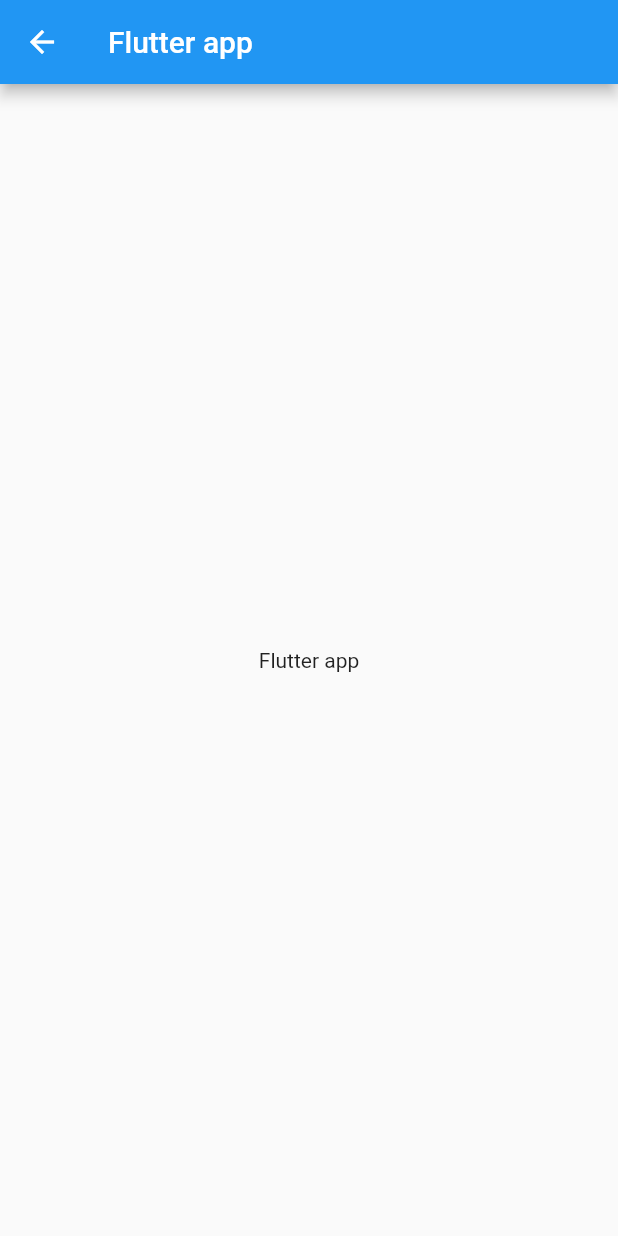
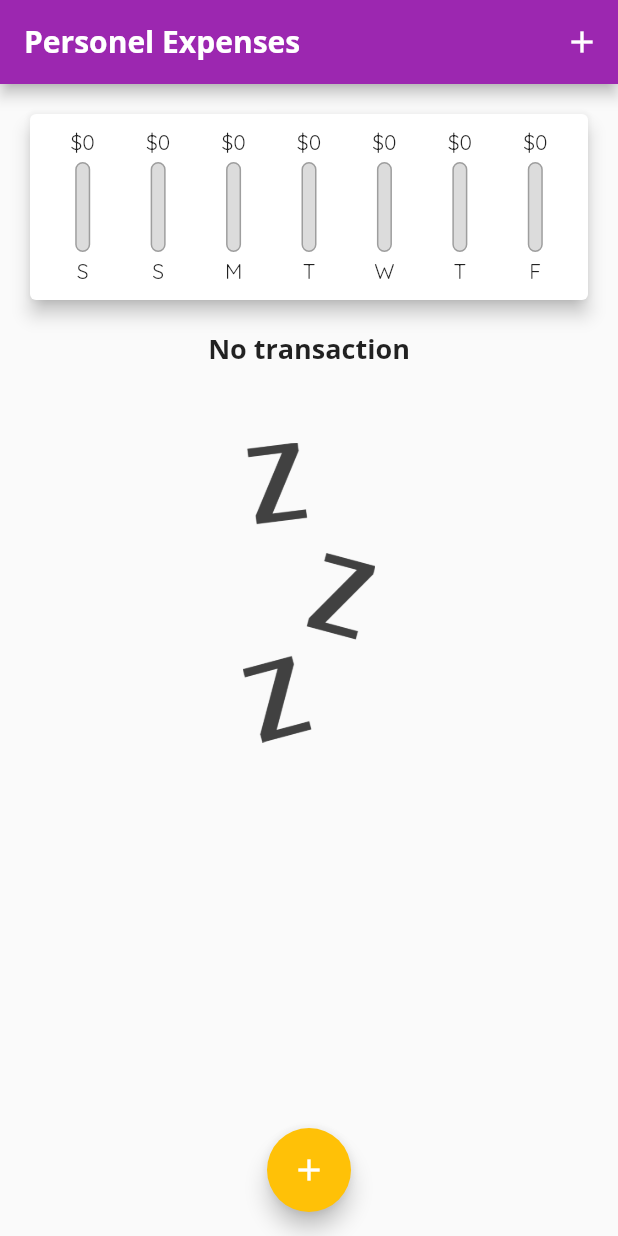
Before and after one commit to midhungopipk/ExpenseTracker, a Flutter app: the MyHomePage screen opened directly, on a phone screen of 412 x 824 dp. Run offline on Flutter 3.47's test engine with Material 2 defaults, Android fonts, the phone set to English and light mode, and no system bars.

Commit message:
chart added.

```diff
--- a/expense_tracker/lib/main.dart
+++ b/expense_tracker/lib/main.dart
@@ -1,4 +1,10 @@
+import 'package:expense_tracker/widgets/new_transaction.dart';
+import 'package:expense_tracker/widgets/transaction_list.dart';
 import 'package:flutter/material.dart';
+import './widgets/new_transaction.dart';
+import './models/transaction.dart';
+import './widgets/transaction_list.dart';
+import './widgets/chart.dart';
 
 void main() {
   runApp(MyApp());
@@ -8,25 +14,110 @@ class MyApp extends StatelessWidget {
   @override
   Widget build(BuildContext context) {
     return MaterialApp(
-      title: 'Flutter Demo',
+      title: 'Personel Expenses',
       theme: ThemeData(
-        primarySwatch: Colors.blue,
+        textTheme: const TextTheme(
+          titleMedium: TextStyle(
+              fontWeight: FontWeight.bold,
+              fontSize: 18,
+              // color: Colors.purple,
+              fontFamily: 'OpenSans'),
+        ),
+        colorScheme: ColorScheme.fromSwatch(
+          primarySwatch: Colors.purple,
+        ).copyWith(
+          secondary: Colors.amber,
+        ),
+        fontFamily: 'QuickSand',
+        appBarTheme: AppBarTheme(
+          titleTextStyle: TextStyle(
+              fontFamily: 'OpenSans',
+              fontSize: 20,
+              fontWeight: FontWeight.bold),
+        ),
       ),
-      home: Text('Flutter Demo Home Page'),
+      home: MyHomePage(),
     );
   }
 }
 
-class MyHomePage extends StatelessWidget {
+class MyHomePage extends StatefulWidget {
+  @override
+  State<MyHomePage> createState() => _MyHomePageState();
+}
+
+class _MyHomePageState extends State<MyHomePage> {
+  String titleInput = '';
+
+  String amountInput = '';
+
+  final List<Transaction> _userTransactions = [
+    // Transaction(
+    //     id: 't1', title: 'New Shoes', amount: 69.99, date: DateTime.now()),
+    // Transaction(
+    //     id: 't2', title: 'Groceries', amount: 99.9, date: DateTime.now()),
+    // Transaction(id: 't3', title: 'Shirts', amount: 100, date: DateTime.now()),
+    // Transaction(id: 't4', title: 'Phone', amount: 999, date: DateTime.now()),
+  ];
+
+  List<Transaction> get _recentTransactions {
+    return _userTransactions.where((tx) {
+      return tx.date.isAfter(
+        DateTime.now().subtract(
+          Duration(days: 7),
+        ),
+      );
+    }).toList();
+  }
+
+  void _addnewTransaction(String title, double amount) {
+    final newTx = Transaction(
+        id: DateTime.now().toString(),
+        title: title,
+        amount: amount,
+        date: DateTime.now());
+
+    setState(() {
+      _userTransactions.add(newTx);
+    });
+  }
+
+  void _startAddNewTransaction(BuildContext ctx) {
+    showModalBottomSheet(
+        context: ctx,
+        builder: (_) {
+          return NewTransaction(_addnewTransaction);
+        });
+  }
+
   @override
   Widget build(BuildContext context) {
     return Scaffold(
       appBar: AppBar(
-        title: Text('Flutter app'),
+        title: const Text(
+          'Personel Expenses',
+        ),
+        actions: [
+          IconButton(
+              onPressed: () => _startAddNewTransaction(context),
+              icon: Icon(Icons.add)),
+        ],
       ),
-      body: Center(
-        child: Text('Flutter app'),
+      body: SingleChildScrollView(
+        child: Column(
+          crossAxisAlignment: CrossAxisAlignment.stretch,
+          //mainAxisAlignment: MainAxisAlignment.spaceAround,
+          children: <Widget>[
+            Chart(_recentTransactions),
+            TransactionList(_userTransactions),
+          ],
+        ),
       ),
+      floatingActionButton: FloatingActionButton(
+        onPressed: () => _startAddNewTransaction(context),
+        child: Icon(Icons.add),
+      ),
+      floatingActionButtonLocation: FloatingActionButtonLocation.centerFloat,
     );
   }
 }
--- /dev/null
+++ b/expense_tracker/lib/models/transaction.dart
@@ -0,0 +1,14 @@
+import 'package:flutter/material.dart';
+
+class Transaction {
+  final String id;
+  final String title;
+  final double amount;
+  final DateTime date;
+
+  Transaction(
+      {required this.id,
+      required this.title,
+      required this.amount,
+      required this.date});
+}
--- /dev/null
+++ b/expense_tracker/lib/widgets/chart.dart
@@ -0,0 +1,60 @@
+import 'package:expense_tracker/models/transaction.dart';
+import 'package:flutter/material.dart';
+import 'package:intl/intl.dart';
+import './chart_bar.dart';
+
+class Chart extends StatelessWidget {
+  final List<Transaction> recentTransaction;
+  Chart(this.recentTransaction);
+
+  List<Map<String, Object>> get groupedTransactionValues {
+    return List.generate(7, (index) {
+      final weekDay = DateTime.now().subtract(Duration(days: index));
+      var totalSum = 0.0;
+      for (var i = 0; i < recentTransaction.length; i++) {
+        if (recentTransaction[i].date.day == weekDay.day &&
+            recentTransaction[i].date.month == weekDay.month &&
+            recentTransaction[i].date.year == weekDay.year) {
+          totalSum += recentTransaction[i].amount;
+        }
+      }
+
+      return {
+        'day': DateFormat.E().format(weekDay).substring(0, 1),
+        'amount': totalSum
+      };
+    });
+  }
+
+  double get totalSpending {
+    return groupedTransactionValues.fold(0.0, (sum, item) {
+      return sum + (item['amount'] as double);
+    });
+  }
+
+  @override
+  Widget build(BuildContext context) {
+    return Card(
+      elevation: 5,
+      margin: EdgeInsets.all(20),
+      child: Container(
+        padding: EdgeInsets.all(10),
+        child: Row(
+          mainAxisAlignment: MainAxisAlignment.spaceAround,
+          children: groupedTransactionValues.reversed.map((data) {
+            return Flexible(
+              fit: FlexFit.tight,
+              child: ChartBar(
+                (data['day'] as String),
+                (data['amount'] as double),
+                totalSpending == 0.0
+                    ? 0.0
+                    : (data['amount'] as double) / totalSpending,
+              ),
+            );
+          }).toList(),
+        ),
+      ),
+    );
+  }
+}
--- /dev/null
+++ b/expense_tracker/lib/widgets/chart_bar.dart
@@ -0,0 +1,48 @@
+import 'package:flutter/material.dart';
+
+class ChartBar extends StatelessWidget {
+  final String label;
+  final double spendingAmount;
+  final double spendingPctOfTotal;
+
+  ChartBar(this.label, this.spendingAmount, this.spendingPctOfTotal);
+
+  @override
+  Widget build(BuildContext context) {
+    return Column(
+      children: [
+        FittedBox(
+          child: Text('\$${spendingAmount.toStringAsFixed(0)}'),
+        ),
+        SizedBox(height: 4),
+        Container(
+          height: 60,
+          width: 10,
+          child: Stack(
+            children: [
+              Container(
+                decoration: BoxDecoration(
+                  border: Border.all(color: Colors.grey, width: 1.0),
+                  color: Color.fromRGBO(220, 220, 220, 1),
+                  borderRadius: BorderRadius.circular(10),
+                ),
+              ),
+              FractionallySizedBox(
+                heightFactor: spendingPctOfTotal,
+                child: Container(
+                  decoration: BoxDecoration(
+                      color: Theme.of(context).colorScheme.primary,
+                      borderRadius: BorderRadius.circular(10)),
+                ),
+              )
+            ],
+          ),
+        ),
+        SizedBox(
+          height: 4,
+        ),
+        Text(label),
+      ],
+    );
+  }
+}
--- /dev/null
+++ b/expense_tracker/lib/widgets/transaction_list.dart
@@ -0,0 +1,71 @@
+import '../models/transaction.dart';
+import 'package:flutter/material.dart';
+import 'package:intl/intl.dart';
+
+class TransactionList extends StatelessWidget {
+  final List<Transaction> transactions;
+
+  TransactionList(this.transactions);
+
+  @override
+  Widget build(BuildContext context) {
+    return Container(
+      height: 300,
+      child: transactions.isEmpty
+          ? Column(
+              children: [
+                Text(
+                  'No transaction',
+                  style: Theme.of(context).textTheme.titleMedium,
+                ),
+                SizedBox(height: 50),
+                Container(
+                  height: 200,
+                  child: Image.asset(
+                    'assets/images/waiting.png',
+                    fit: BoxFit.cover,
+                  ),
+                )
+              ],
+            )
+          : ListView.builder(
+              itemBuilder: (ctx, index) {
+                return Card(
+                  child: Row(
+                    children: [
+                      Container(
+                        margin: const EdgeInsets.symmetric(
+                            vertical: 10, horizontal: 15),
+                        decoration: BoxDecoration(
+                            border: Border.all(
+                                color: Theme.of(context).colorScheme.primary)),
+                        padding: const EdgeInsets.all(10),
+                        child: Text(
+                          '\$${transactions[index].amount.toStringAsFixed(2)}',
+                          style: TextStyle(
+                            fontWeight: FontWeight.bold,
+                            fontSize: 20,
+                            color: Theme.of(context).colorScheme.primary,
+                          ),
+                        ),
+                      ),
+                      Column(
+                        crossAxisAlignment: CrossAxisAlignment.start,
+                        children: [
+                          Text(transactions[index].title,
+                              style: Theme.of(context).textTheme.titleMedium),
+                          Text(
+                            DateFormat.yMMMd().format(transactions[index].date),
+                            style: const TextStyle(color: Colors.grey),
+                          )
+                        ],
+                      )
+                    ],
+                  ),
+                );
+              },
+              itemCount: transactions.length,
+            ),
+    );
+  }
+}
```
Also changed, not shown: expense_tracker/lib/widgets/new_transaction.dart (added, +58 -0 lines), expense_tracker/pubspec.yaml (+14 -11 lines), expense_tracker/assets/fonts/OpenSans-Bold.ttf (added), expense_tracker/assets/fonts/OpenSans-Regular.ttf (added), expense_tracker/assets/fonts/Quicksand-Bold.ttf (added), expense_tracker/assets/fonts/Quicksand-Light.ttf (added), expense_tracker/assets/fonts/Quicksand-Medium.ttf (added), expense_tracker/assets/fonts/Quicksand-Regular.ttf (added), expense_tracker/assets/images/waiting.png (added).
